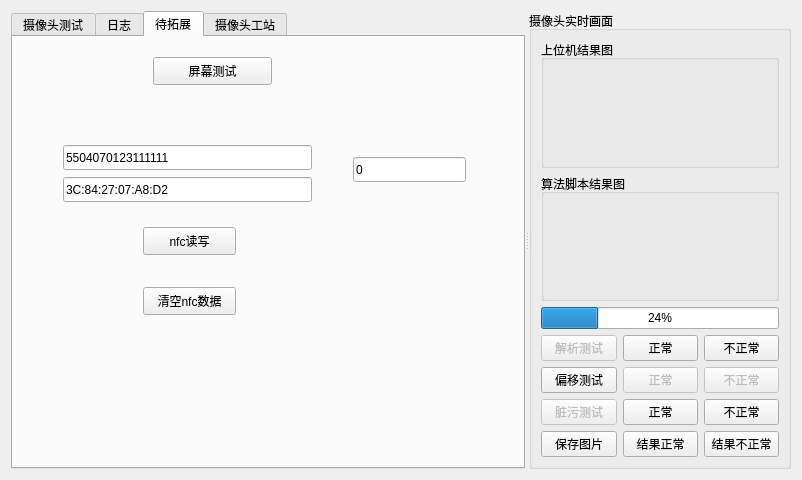
The window that work_station/camera/cameratest.ui (yuhuang163/test) describes before a commit, drawn with Qt 5.
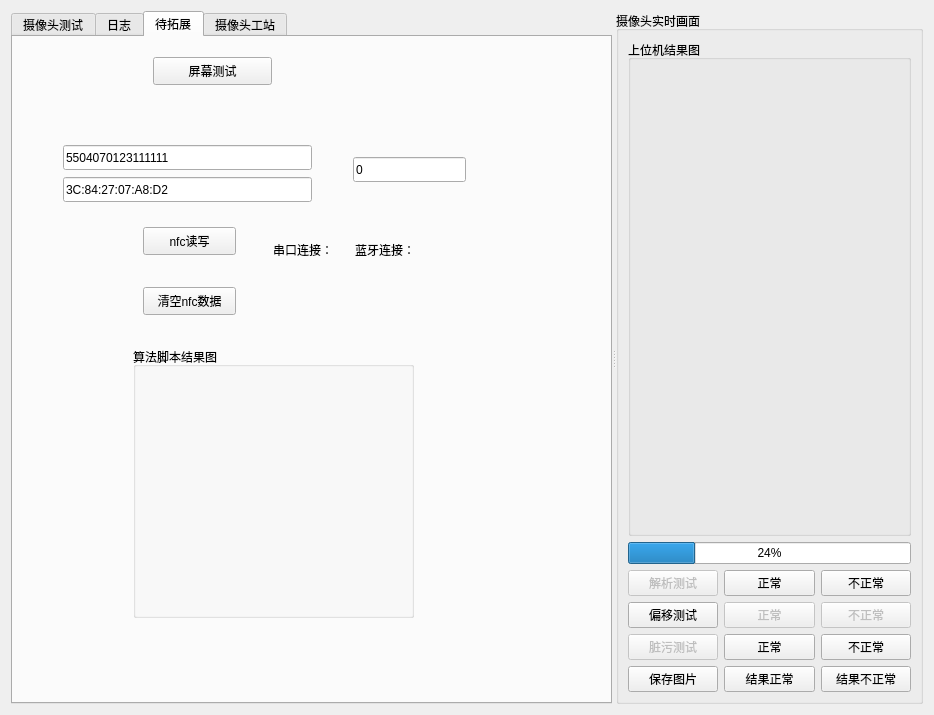
The same window after the commit. The open tabs and pages were chosen to show the change.

What changed in the file:
```diff
--- a/work_station/camera/cameratest.ui
+++ b/work_station/camera/cameratest.ui
@@ -6,8 +6,8 @@
    <rect>
     <x>0</x>
     <y>0</y>
-    <width>802</width>
-    <height>480</height>
+    <width>934</width>
+    <height>715</height>
    </rect>
   </property>
   <property name="windowTitle">
@@ -100,26 +100,6 @@
             </property>
            </widget>
           </item>
-          <item>
-           <widget class="QLabel" name="uartstate">
-            <property name="sizePolicy">
-             <sizepolicy hsizetype="Preferred" vsizetype="Preferred">
-              <horstretch>0</horstretch>
-              <verstretch>0</verstretch>
-             </sizepolicy>
-            </property>
-            <property name="text">
-             <string>串口连接：</string>
-            </property>
-           </widget>
-          </item>
-          <item>
-           <widget class="QLabel" name="bleStatusLabel">
-            <property name="text">
-             <string>蓝牙连接：</string>
-            </property>
-           </widget>
-          </item>
          </layout>
         </item>
         <item row="6" column="0" colspan="2">
@@ -351,6 +331,56 @@
          <string>0</string>
         </property>
        </widget>
+       <widget class="QLabel" name="bleStatusLabel">
+        <property name="geometry">
+         <rect>
+          <x>342</x>
+          <y>200</y>
+          <width>75</width>
+          <height>25</height>
+         </rect>
+        </property>
+        <property name="text">
+         <string>蓝牙连接：</string>
+        </property>
+       </widget>
+       <widget class="QLabel" name="uartstate">
+        <property name="geometry">
+         <rect>
+          <x>260</x>
+          <y>200</y>
+          <width>75</width>
+          <height>25</height>
+         </rect>
+        </property>
+        <property name="sizePolicy">
+         <sizepolicy hsizetype="Preferred" vsizetype="Preferred">
+          <horstretch>0</horstretch>
+          <verstretch>0</verstretch>
+         </sizepolicy>
+        </property>
+        <property name="text">
+         <string>串口连接：</string>
+        </property>
+       </widget>
+       <widget class="QGroupBox" name="verticalLayout_py_2">
+        <property name="geometry">
+         <rect>
+          <x>120</x>
+          <y>310</y>
+          <width>281</width>
+          <height>271</height>
+         </rect>
+        </property>
+        <property name="title">
+         <string>算法脚本结果图</string>
+        </property>
+        <layout class="QVBoxLayout" name="verticalLayout_py">
+         <property name="topMargin">
+          <number>1</number>
+         </property>
+        </layout>
+       </widget>
       </widget>
       <widget class="QWidget" name="tab_13">
        <attribute name="title">
@@ -642,14 +672,14 @@
        <string>摄像头实时画面</string>
       </property>
       <layout class="QGridLayout" name="gridLayout_4">
-       <item row="2" column="0">
+       <item row="1" column="0">
         <widget class="QProgressBar" name="picture_speed">
          <property name="value">
           <number>24</number>
          </property>
         </widget>
        </item>
-       <item row="5" column="0">
+       <item row="4" column="0">
         <layout class="QHBoxLayout" name="horizontalLayout_7">
          <item>
           <widget class="QPushButton" name="save_photo">
@@ -674,7 +704,25 @@
          </item>
         </layout>
        </item>
-       <item row="4" column="0">
+       <item row="0" column="0">
+        <widget class="QGroupBox" name="groupBox">
+         <property name="title">
+          <string>上位机结果图</string>
+         </property>
+         <property name="flat">
+          <bool>false</bool>
+         </property>
+         <property name="checkable">
+          <bool>false</bool>
+         </property>
+         <layout class="QVBoxLayout" name="verticalLayout">
+          <property name="topMargin">
+           <number>1</number>
+          </property>
+         </layout>
+        </widget>
+       </item>
+       <item row="3" column="0">
         <layout class="QVBoxLayout" name="verticalLayout_2">
          <property name="topMargin">
           <number>0</number>
@@ -786,36 +834,6 @@
          </item>
         </layout>
        </item>
-       <item row="1" column="0">
-        <widget class="QGroupBox" name="verticalLayout_py_2">
-         <property name="title">
-          <string>算法脚本结果图</string>
-         </property>
-         <layout class="QVBoxLayout" name="verticalLayout_py">
-          <property name="topMargin">
-           <number>1</number>
-          </property>
-         </layout>
-        </widget>
-       </item>
-       <item row="0" column="0">
-        <widget class="QGroupBox" name="">
-         <property name="title">
-          <string>上位机结果图</string>
-         </property>
-         <property name="flat">
-          <bool>false</bool>
-         </property>
-         <property name="checkable">
-          <bool>false</bool>
-         </property>
-         <layout class="QVBoxLayout" name="verticalLayout">
-          <property name="topMargin">
-           <number>1</number>
-          </property>
-         </layout>
-        </widget>
-       </item>
       </layout>
      </widget>
     </widget>
```
Left out of the diff: 67 changed lines with no effect on the pictures.
